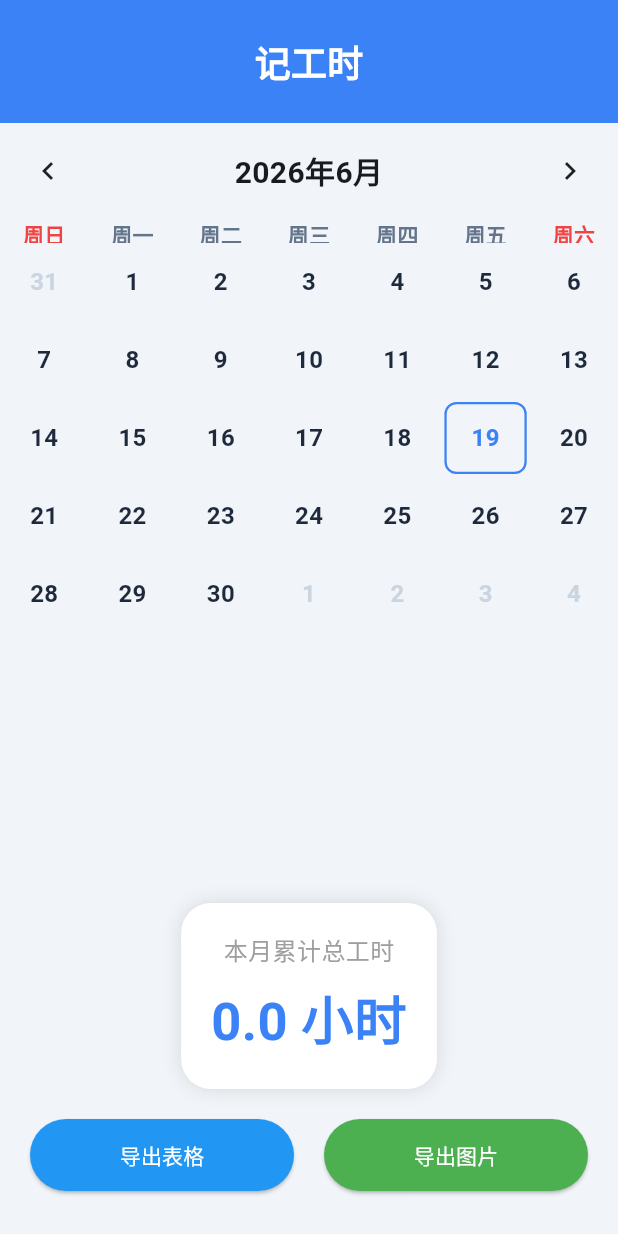
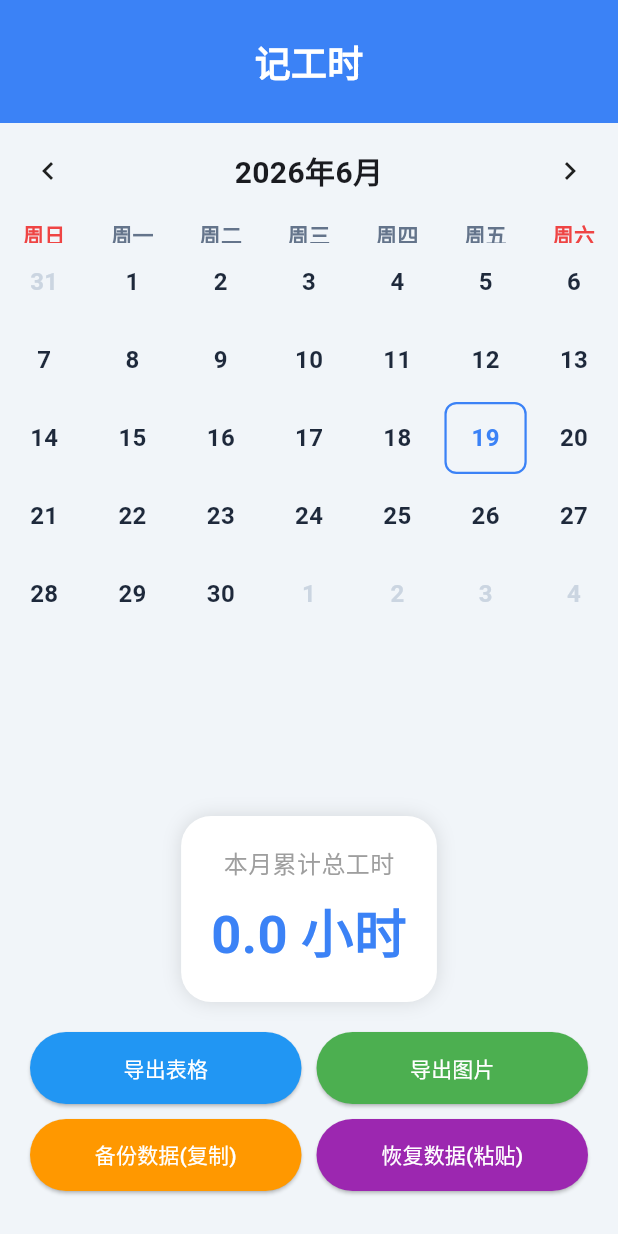
Before and after one commit to keshuibiliantian/work-tracker, a Flutter app: the screen it shows after launch, after a tap on "导出表格", on a phone screen of 412 x 824 dp. Run offline on Flutter 3.47's test engine with Material 3 defaults, Android fonts, the light colour scheme and no system bars; drawn by our look-alikes of table_calendar; our stand-ins replace csv, permission_handler.

Commit message:
Update main.dart

```diff
--- a/lib/main.dart
+++ b/lib/main.dart
@@ -7,8 +7,8 @@ import 'package:flutter/services.dart';
 import 'package:flutter_localizations/flutter_localizations.dart';
 import 'package:table_calendar/table_calendar.dart';
 import 'package:path_provider/path_provider.dart';
-import 'package:open_file/open_file.dart';
 import 'package:csv/csv.dart';
+import 'package:permission_handler/permission_handler.dart';
 
 void main() {
   WidgetsFlutterBinding.ensureInitialized();
@@ -111,7 +111,6 @@ class _WorkTrackerAppState extends State<WorkTrackerApp> {
     String finalHoursStr = '0.0';
     String selectedType = 'work';
 
-    // 修复2：完美回填已设置的数据
     if (existing != null) {
       selectedType = existing['type'] as String? ?? 'work';
       final hours = (existing['hours'] as num?)?.toDouble() ?? 0.0;
@@ -143,7 +142,6 @@ class _WorkTrackerAppState extends State<WorkTrackerApp> {
           void save() {
             final hours = double.tryParse(finalHoursStr) ?? 0.0;
             final realType = selectedType;
-            // 修复3：非上班状态，工时强制为0
             final realHours = (realType == 'work') ? hours : 0.0;
 
             _workData[dateStr] = {'type': realType, 'hours': realHours};
@@ -151,7 +149,6 @@ class _WorkTrackerAppState extends State<WorkTrackerApp> {
             Navigator.pop(ctx, true);
           }
 
-          // 修复1：自定义高灵敏度胶囊按钮
           Widget buildChip(String label, String value) {
             final isSelected = selectedType == value;
             return GestureDetector(
@@ -166,14 +163,7 @@ class _WorkTrackerAppState extends State<WorkTrackerApp> {
                   borderRadius: BorderRadius.circular(25),
                   border: Border.all(color: isSelected ? const Color(0xFF3B82F6) : Colors.grey[300]!, width: 1.5)
                 ),
-                child: Text(
-                  label,
-                  style: TextStyle(
-                    color: isSelected ? Colors.white : Colors.black87,
-                    fontSize: 16,
-                    fontWeight: FontWeight.bold,
-                  ),
-                ),
+                child: Text(label, style: TextStyle(color: isSelected ? Colors.white : Colors.black87, fontSize: 16, fontWeight: FontWeight.bold)),
               ),
             );
           }
@@ -188,23 +178,16 @@ class _WorkTrackerAppState extends State<WorkTrackerApp> {
                 children:[
                   const Text('选择当日状态：', style: TextStyle(fontSize: 16, color: Colors.grey)),
                   const SizedBox(height: 12),
-                  Wrap(
-                    spacing: 12, runSpacing: 12,
-                    children: [
-                      buildChip('上班', 'work'),
-                      buildChip('休息', 'rest'),
-                      buildChip('调休', 'leave'),
-                      buildChip('请假', 'vacation'),
-                    ],
-                  ),
+                  Wrap(spacing: 12, runSpacing: 12, children: [
+                    buildChip('上班', 'work'), buildChip('休息', 'rest'),
+                    buildChip('调休', 'leave'), buildChip('请假', 'vacation'),
+                  ]),
                   const SizedBox(height: 20),
                   if (selectedType == 'work') ...[
                     Container(
                       padding: const EdgeInsets.all(16),
                       decoration: BoxDecoration(color: const Color(0xFFF8FAFC), borderRadius: BorderRadius.circular(12)),
-                      child: Column(
-                        crossAxisAlignment: CrossAxisAlignment.start,
-                        children:[
+                      child: Column(crossAxisAlignment: CrossAxisAlignment.start, children:[
                         const Text('🕒 工作时间范围', style: TextStyle(fontSize: 16, fontWeight: FontWeight.bold)),
                         const SizedBox(height: 8),
                         Row(children:[
@@ -217,26 +200,18 @@ class _WorkTrackerAppState extends State<WorkTrackerApp> {
                         const SizedBox(height: 8),
                         _TimeInputField(initialText: breakStr, onChanged: (v) => breakStr = v, numeric: true),
                         const SizedBox(height: 16),
-                          SizedBox(
-                            width: double.infinity, height: 50,
-                            child: ElevatedButton(
-                              style: ElevatedButton.styleFrom(backgroundColor: const Color(0xFFEFF6FF), foregroundColor: const Color(0xFF3B82F6)),
-                              onPressed: calcHours, child: const Text('自动计算并填入', style: TextStyle(fontWeight: FontWeight.bold)),
+                        SizedBox(width: double.infinity, height: 50,
+                          child: ElevatedButton(style: ElevatedButton.styleFrom(backgroundColor: const Color(0xFFEFF6FF), foregroundColor: const Color(0xFF3B82F6)),
+                          onPressed: calcHours, child: const Text('自动计算并填入', style: TextStyle(fontWeight: FontWeight.bold))),
                         ),
-                          ),
-                        ],
-                      ),
+                      ]),
                     ),
                     const SizedBox(height: 20),
                   ],
                   const Text('✍ 确认最终工时 (可手动修改)', style: TextStyle(fontSize: 16, fontWeight: FontWeight.bold)),
                   const SizedBox(height: 8),
                   TextField(
-                    decoration: InputDecoration(
-                      filled: true, fillColor: Colors.white,
-                      border: OutlineInputBorder(borderRadius: BorderRadius.circular(8)),
-                      suffixText: '小时',
-                    ),
+                    decoration: InputDecoration(filled: true, fillColor: Colors.white, border: OutlineInputBorder(borderRadius: BorderRadius.circular(8)), suffixText: '小时'),
                     controller: TextEditingController(text: finalHoursStr),
                     onChanged: (value) => finalHoursStr = value,
                     style: const TextStyle(fontSize: 24, color: Color(0xFF3B82F6), fontWeight: FontWeight.bold),
@@ -246,13 +221,9 @@ class _WorkTrackerAppState extends State<WorkTrackerApp> {
               ),
             ),
             actions:[
-              SizedBox(
-                width: double.infinity, height: 56,
-                child: ElevatedButton(
-                  style: ElevatedButton.styleFrom(backgroundColor: const Color(0xFF3B82F6), shape: RoundedRectangleBorder(borderRadius: BorderRadius.circular(10))),
-                  onPressed: save,
-                  child: const Text('确认保存', style: TextStyle(fontSize: 20, fontWeight: FontWeight.bold, color: Colors.white)),
-                ),
+              SizedBox(width: double.infinity, height: 56,
+                child: ElevatedButton(style: ElevatedButton.styleFrom(backgroundColor: const Color(0xFF3B82F6), shape: RoundedRectangleBorder(borderRadius: BorderRadius.circular(10))),
+                onPressed: save, child: const Text('确认保存', style: TextStyle(fontSize: 20, fontWeight: FontWeight.bold, color: Colors.white))),
               ),
             ],
           );
@@ -276,21 +247,17 @@ class _WorkTrackerAppState extends State<WorkTrackerApp> {
         borderRadius: BorderRadius.circular(8),
         border: isToday && !isSelected ? Border.all(color: const Color(0xFF3B82F6), width: 1.5) : null,
       ),
-      child: Column(
-        mainAxisAlignment: MainAxisAlignment.center,
-        children:[
+      child: Column(mainAxisAlignment: MainAxisAlignment.center, children:[
         Text('${day.day}', style: TextStyle(fontSize: 16, fontWeight: FontWeight.bold,
             color: isOtherMonth ? const Color(0xFFCBD5E1) : isSelected ? const Color(0xFF3B82F6) : isToday ? const Color(0xFF3B82F6) : const Color(0xFF1E293B))),
         if (data != null) ...[
           const SizedBox(height: 4),
           Text(_getStatusLabel(data), style: TextStyle(fontSize: 12, fontWeight: FontWeight.w600, color: _getStatusColor(data))),
         ],
-        ],
-      ),
+      ]),
     );
   }
 
-  // 修复3：日历界面显示中文
   String _getStatusLabel(Map<String, dynamic> data) {
     final type = data['type'] as String;
     final hours = (data['hours'] as num?)?.toDouble() ?? 0.0;
@@ -313,28 +280,58 @@ class _WorkTrackerAppState extends State<WorkTrackerApp> {
     }
   }
 
-  // --- 导出功能 ---
+  // --- 🌟 核心：获取公共存储并创建“考勤”文件夹 ---
+  Future<Directory> _getExportDir() async {
+    if (Platform.isAndroid) {
+      // 申请所有文件访问权限 (Android 11+)
+      var manageStatus = await Permission.manageExternalStorage.status;
+      if (!manageStatus.isGranted) {
+        manageStatus = await Permission.manageExternalStorage.request();
+      }
+      // 申请普通存储权限 (Android 10及以下)
+      var storageStatus = await Permission.storage.status;
+      if (!storageStatus.isGranted) {
+        storageStatus = await Permission.storage.request();
+      }
+    }
+
+    Directory baseDir;
+    if (Platform.isAndroid) {
+      // 定位安卓公共存储根目录
+      baseDir = Directory('/storage/emulated/0');
+      if (!await baseDir.exists()) {
+        baseDir = Directory('/sdcard'); // 兼容部分老机型
+      }
+    } else {
+      baseDir = await getApplicationDocumentsDirectory();
+    }
+
+    // 自动创建“考勤”文件夹
+    final exportDir = Directory('${baseDir.path}/考勤');
+    if (!await exportDir.exists()) {
+      await exportDir.create(recursive: true);
+    }
+    return exportDir;
+  }
+
+  // --- 导出表格 ---
   Future<void> _exportAsTable() async {
+    try {
+      final dir = await _getExportDir();
       final year = _focusedDay.year;
       final month = _focusedDay.month;
       final lastDay = DateTime(year, month + 1, 0).day;
-
       List<List<dynamic>> rows = [];
       rows.add(['日期', '状态', '实际工作时长', '加班时长']);
-
       int totalWorkDays = 0;
       double totalHours = 0.0;
 
       for (int day = 1; day <= lastDay; day++) {
         final dateStr = _formatDate(DateTime(year, month, day));
         final data = _workData[dateStr];
-      String status = '';
-      double hours = 0.0;
-      double overtime = 0.0;
-
+        String status = ''; double hours = 0.0; double overtime = 0.0;
         if (data != null) {
           switch (data['type']) {
-          // 修复3：导出表格时使用符号
             case 'work': status = '√'; hours = (data['hours'] as num).toDouble(); totalWorkDays++; totalHours += hours; break;
             case 'rest': status = '○'; break;
             case 'leave': status = '△'; break;
@@ -344,41 +341,85 @@ class _WorkTrackerAppState extends State<WorkTrackerApp> {
         }
         rows.add(['${day}日', status, '${hours.toStringAsFixed(1)}h', '${overtime.toStringAsFixed(1)}h']);
       }
-
       rows.add([]);
       rows.add(['统计', '出勤天数: $totalWorkDays天', '总工时: ${totalHours.toStringAsFixed(1)}h', '']);
-
       String csv = const ListToCsvConverter().convert(rows);
 
-    final dir = await getApplicationDocumentsDirectory();
       final file = File('${dir.path}/考勤表_${year}年${month}月.csv');
       await file.writeAsBytes([0xEF, 0xBB, 0xBF] + utf8.encode(csv));
 
       if (mounted) {
-      // 修复4：调起系统面板，让用户选择用WPS打开或分享给微信/保存
-      OpenFile.open(file.path);
+        ScaffoldMessenger.of(context).showSnackBar(
+          SnackBar(content: Text('✅ 表格已保存至手机“考勤”文件夹！'), backgroundColor: Colors.green),
+        );
+      }
+    } catch (e) {
+      if (mounted) {
+        ScaffoldMessenger.of(context).showSnackBar(SnackBar(content: Text('❌ 导出失败: $e'), backgroundColor: Colors.red));
+      }
     }
   }
 
+  // --- 导出图片 ---
   Future<void> _exportAsImage() async {
     try {
+      final dir = await _getExportDir();
       await Future.delayed(const Duration(milliseconds: 500));
       RenderRepaintBoundary boundary = _exportTableKey.currentContext!.findRenderObject() as RenderRepaintBoundary;
       ui.Image image = await boundary.toImage(pixelRatio: 3.0);
       ByteData? byteData = await image.toByteData(format: ui.ImageByteFormat.png);
       Uint8List pngBytes = byteData!.buffer.asUint8List();
 
-      final dir = await getApplicationDocumentsDirectory();
       final file = File('${dir.path}/考勤表_${_focusedDay.year}年${_focusedDay.month}月.png');
       await file.writeAsBytes(pngBytes);
 
       if (mounted) {
-        OpenFile.open(file.path);
+        ScaffoldMessenger.of(context).showSnackBar(
+          SnackBar(content: Text('✅ 图片已保存至手机“考勤”文件夹！'), backgroundColor: Colors.green),
+        );
       }
     } catch (e) {
       if (mounted) {
-        ScaffoldMessenger.of(context).showSnackBar(SnackBar(content: Text('导出图片失败: $e')));
+        ScaffoldMessenger.of(context).showSnackBar(SnackBar(content: Text('❌ 导出图片失败: $e'), backgroundColor: Colors.red));
       }
+    }
+  }
+
+  // --- 🌟 新增：数据备份与恢复功能 ---
+  void _backupData() {
+    final jsonStr = json.encode(_workData);
+    Clipboard.setData(ClipboardData(text: jsonStr));
+    ScaffoldMessenger.of(context).showSnackBar(
+      const SnackBar(content: Text('✅ 数据已复制到剪贴板！请粘贴到微信保存。'), backgroundColor: Colors.green),
+    );
+  }
+
+  void _restoreData() async {
+    final clipboardData = await Clipboard.getData(Clipboard.kTextPlain);
+    if (clipboardData?.text != null && clipboardData!.text!.isNotEmpty) {
+      try {
+        final decoded = json.decode(clipboardData.text!);
+        if (decoded is Map) {
+          final Map<String, Map<String, dynamic>> newData = {};
+          decoded.forEach((k, v) {
+            if (v is Map) newData[k.toString()] = Map<String, dynamic>.from(v);
+          });
+          setState(() => _workData = newData);
+          _saveData();
+          _updateMonthlyTotal();
+          ScaffoldMessenger.of(context).showSnackBar(
+            const SnackBar(content: Text('🎉 数据恢复成功！'), backgroundColor: Colors.blue),
+          );
+        } else { throw Exception("Format error"); }
+      } catch (e) {
+        ScaffoldMessenger.of(context).showSnackBar(
+          const SnackBar(content: Text('❌ 剪贴板内容不是有效的备份数据！'), backgroundColor: Colors.red),
+        );
+      }
+    } else {
+      ScaffoldMessenger.of(context).showSnackBar(
+        const SnackBar(content: Text('❌ 剪贴板为空！请先复制备份数据。'), backgroundColor: Colors.red),
+      );
     }
   }
 
@@ -388,49 +429,36 @@ class _WorkTrackerAppState extends State<WorkTrackerApp> {
     final lastDay = DateTime(year, month + 1, 0).day;
     int totalWorkDays = 0;
     double totalHours = 0.0;
-
     return Container(
       width: 800, color: Colors.white, padding: const EdgeInsets.all(20),
-      child: Column(
-        crossAxisAlignment: CrossAxisAlignment.start,
-        children: [
+      child: Column(crossAxisAlignment: CrossAxisAlignment.start, children: [
         Text('考勤表格 - ${year}年${month}月', style: const TextStyle(fontSize: 24, fontWeight: FontWeight.bold, color: Color(0xFF3B82F6))),
         const SizedBox(height: 20),
-          Table(
-            border: TableBorder.all(color: Colors.black, width: 1),
-            children: [
+        Table(border: TableBorder.all(color: Colors.black, width: 1), children: [
           _buildTableRow(['日期', '状态', '实际工作时长', '加班时长'], isHeader: true),
           ...List.generate(lastDay, (index) {
             final day = index + 1;
             final dateStr = _formatDate(DateTime(year, month, day));
             final data = _workData[dateStr];
-                String status = '';
-                double hours = 0.0;
-                double overtime = 0.0;
+            String status = ''; double hours = 0.0; double overtime = 0.0;
             if (data != null) {
               switch (data['type']) {
                 case 'work': status = '√'; hours = (data['hours'] as num).toDouble(); totalWorkDays++; totalHours += hours; break;
-                    case 'rest': status = '○'; break;
-                    case 'leave': status = '△'; break;
-                    case 'vacation': status = '×'; break;
+                case 'rest': status = '○'; break; case 'leave': status = '△'; break; case 'vacation': status = '×'; break;
               }
               if (hours > 8.0) overtime = hours - 8.0;
             }
             return _buildTableRow(['${day}日', status, '${hours.toStringAsFixed(1)}h', '${overtime.toStringAsFixed(1)}h']);
           }),
           _buildTableRow(['统计', '出勤: $totalWorkDays天', '总工时: ${totalHours.toStringAsFixed(1)}h', ''], isHeader: true),
-            ],
-          ),
-        ],
-      ),
+        ]),
+      ]),
     );
   }
 
   TableRow _buildTableRow(List<String> cells, {bool isHeader = false}) {
-    return TableRow(
-      decoration: isHeader ? const BoxDecoration(color: Color(0xFFDBEAFE)) : null,
-      children: cells.map((cell) => Padding(
-        padding: const EdgeInsets.all(8.0),
+    return TableRow(decoration: isHeader ? const BoxDecoration(color: Color(0xFFDBEAFE)) : null,
+      children: cells.map((cell) => Padding(padding: const EdgeInsets.all(8.0),
         child: Text(cell, textAlign: TextAlign.center, style: TextStyle(fontSize: 14, fontWeight: isHeader ? FontWeight.bold : FontWeight.normal)),
       )).toList(),
     );
@@ -443,11 +471,8 @@ class _WorkTrackerAppState extends State<WorkTrackerApp> {
       body: SafeArea(
         child: Stack(
           children: [
-            Column(
-              children:[
-                Container(
-                  width: double.infinity, padding: const EdgeInsets.symmetric(vertical: 24),
-                  decoration: const BoxDecoration(color: Color(0xFF3B82F6)),
+            Column(children:[
+              Container(width: double.infinity, padding: const EdgeInsets.symmetric(vertical: 24), decoration: const BoxDecoration(color: Color(0xFF3B82F6)),
                 child: const Center(child: Text('记工时', style: TextStyle(color: Colors.white, fontSize: 24, fontWeight: FontWeight.bold))),
               ),
               Expanded(
@@ -466,8 +491,7 @@ class _WorkTrackerAppState extends State<WorkTrackerApp> {
                   ),
                 ),
               ),
-                Container(
-                  margin: const EdgeInsets.fromLTRB(20, 10, 20, 10), padding: const EdgeInsets.all(20),
+              Container(margin: const EdgeInsets.fromLTRB(20, 10, 20, 10), padding: const EdgeInsets.all(20),
                 decoration: BoxDecoration(color: Colors.white, borderRadius: BorderRadius.circular(20), boxShadow: const [BoxShadow(color: Colors.black12, blurRadius: 10)]),
                 child: Column(children:[
                   const Text('本月累计总工时', style: TextStyle(fontSize: 16, color: Colors.grey)),
@@ -475,23 +499,24 @@ class _WorkTrackerAppState extends State<WorkTrackerApp> {
                   Text('${_monthlyTotal.toStringAsFixed(1)} 小时', style: const TextStyle(color: Color(0xFF3B82F6), fontSize: 35, fontWeight: FontWeight.bold)),
                 ]),
               ),
-                Padding(
-                  padding: const EdgeInsets.symmetric(horizontal: 20, vertical: 10),
-                  child: Row(
-                    children: [
+              Padding(padding: const EdgeInsets.symmetric(horizontal: 20, vertical: 10),
+                child: Column(children: [
+                  Row(children: [
                     Expanded(child: ElevatedButton(onPressed: _exportAsTable, style: ElevatedButton.styleFrom(backgroundColor: Colors.blue, minimumSize: const Size(0, 48)), child: const Text('导出表格', style: TextStyle(color: Colors.white)))),
-                      const SizedBox(width: 20),
+                    const SizedBox(width: 10),
                     Expanded(child: ElevatedButton(onPressed: _exportAsImage, style: ElevatedButton.styleFrom(backgroundColor: Colors.green, minimumSize: const Size(0, 48)), child: const Text('导出图片', style: TextStyle(color: Colors.white)))),
-                    ],
-                  ),
+                  ]),
+                  const SizedBox(height: 10),
+                  Row(children: [
+                    Expanded(child: ElevatedButton(onPressed: _backupData, style: ElevatedButton.styleFrom(backgroundColor: Colors.orange, minimumSize: const Size(0, 48)), child: const Text('备份数据(复制)', style: TextStyle(color: Colors.white)))),
+                    const SizedBox(width: 10),
+                    Expanded(child: ElevatedButton(onPressed: _restoreData, style: ElevatedButton.styleFrom(backgroundColor: Colors.purple, minimumSize: const Size(0, 48)), child: const Text('恢复数据(粘贴)', style: TextStyle(color: Colors.white)))),
+                  ]),
+                ]),
               ),
               const SizedBox(height: 20),
-              ],
-            ),
-            Positioned(
-              left: -9999, top: 0,
-              child: RepaintBoundary(key: _exportTableKey, child: _buildExportTableWidget()),
-            ),
+            ]),
+            Positioned(left: -9999, top: 0, child: RepaintBoundary(key: _exportTableKey, child: _buildExportTableWidget())),
           ],
         ),
       ),
```
Lines whose indentation alone changed are shown as unchanged.
